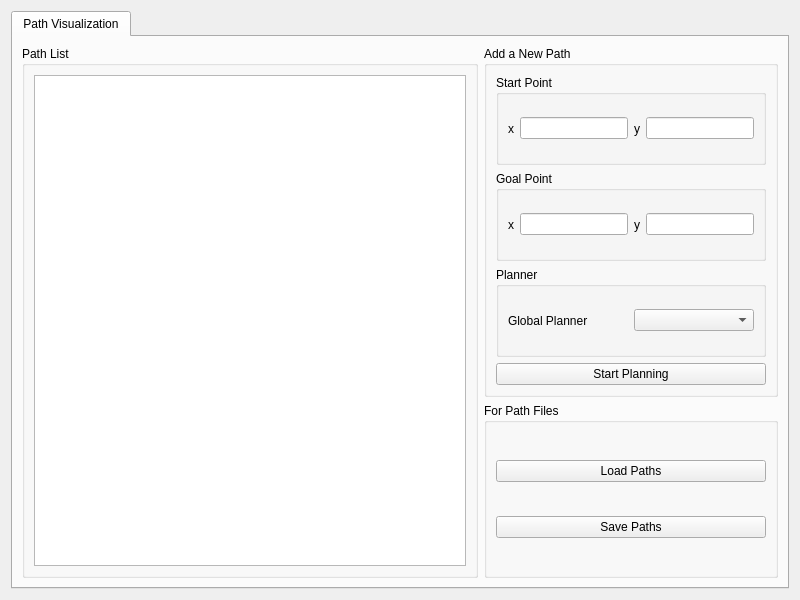
This is src/rviz_plugins/path_visual_plugin/ui/path_visual_plugin.ui in ai-winter/ros_motion_planning_visualizer as Qt 5 draws it before an edit. The edited form follows.
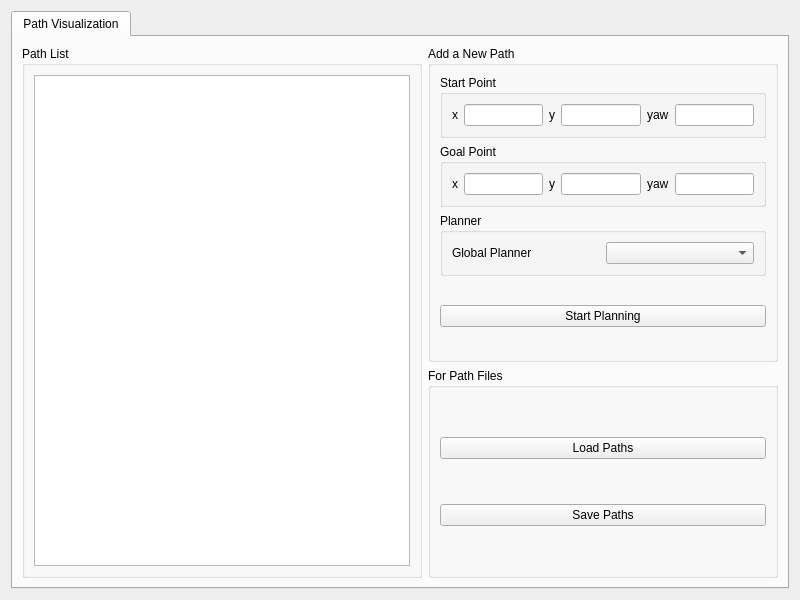
This is the edited form.

```diff
--- a/src/rviz_plugins/path_visual_plugin/ui/path_visual_plugin.ui
+++ b/src/rviz_plugins/path_visual_plugin/ui/path_visual_plugin.ui
@@ -35,6 +35,12 @@
       <layout class="QGridLayout" name="gridLayout_pathVisualization">
        <item row="0" column="0" rowspan="3" colspan="2">
         <widget class="QGroupBox" name="groupBox_list">
+         <property name="sizePolicy">
+          <sizepolicy hsizetype="Preferred" vsizetype="Preferred">
+           <horstretch>0</horstretch>
+           <verstretch>0</verstretch>
+          </sizepolicy>
+         </property>
          <property name="toolTip">
           <string/>
          </property>
@@ -64,17 +70,94 @@
          </layout>
         </widget>
        </item>
+       <item row="2" column="2">
+        <widget class="QGroupBox" name="groupBox_files">
+         <property name="toolTip">
+          <string/>
+         </property>
+         <property name="title">
+          <string>For Path Files</string>
+         </property>
+         <layout class="QVBoxLayout" name="verticalLayout_files">
+          <item>
+           <spacer name="verticalSpacer_3">
+            <property name="orientation">
+             <enum>Qt::Vertical</enum>
+            </property>
+            <property name="sizeHint" stdset="0">
+             <size>
+              <width>20</width>
+              <height>40</height>
+             </size>
+            </property>
+           </spacer>
+          </item>
+          <item>
+           <widget class="QPushButton" name="pushButton_files_load">
+            <property name="toolTip">
+             <string>Load some .json path data files and append them to the path list</string>
+            </property>
+            <property name="text">
+             <string>Load Paths</string>
+            </property>
+           </widget>
+          </item>
+          <item>
+           <spacer name="verticalSpacer_4">
+            <property name="orientation">
+             <enum>Qt::Vertical</enum>
+            </property>
+            <property name="sizeHint" stdset="0">
+             <size>
+              <width>20</width>
+              <height>40</height>
+             </size>
+            </property>
+           </spacer>
+          </item>
+          <item>
+           <widget class="QPushButton" name="pushButton_files_save">
+            <property name="toolTip">
+             <string>Save selected paths data into a .json file</string>
+            </property>
+            <property name="text">
+             <string>Save Paths</string>
+            </property>
+           </widget>
+          </item>
+          <item>
+           <spacer name="verticalSpacer_5">
+            <property name="orientation">
+             <enum>Qt::Vertical</enum>
+            </property>
+            <property name="sizeHint" stdset="0">
+             <size>
+              <width>20</width>
+              <height>40</height>
+             </size>
+            </property>
+           </spacer>
+          </item>
+         </layout>
+        </widget>
+       </item>
        <item row="0" column="2" rowspan="2">
         <widget class="QGroupBox" name="groupBox_add">
          <property name="enabled">
           <bool>true</bool>
          </property>
          <property name="sizePolicy">
-          <sizepolicy hsizetype="Fixed" vsizetype="Preferred">
+          <sizepolicy hsizetype="Preferred" vsizetype="Preferred">
            <horstretch>0</horstretch>
            <verstretch>0</verstretch>
           </sizepolicy>
          </property>
+         <property name="maximumSize">
+          <size>
+           <width>350</width>
+           <height>16777215</height>
+          </size>
+         </property>
          <property name="toolTip">
           <string/>
          </property>
@@ -111,6 +194,16 @@
              <item>
               <widget class="QLineEdit" name="lineEdit_add_start_y"/>
              </item>
+             <item>
+              <widget class="QLabel" name="label_add_start_yaw">
+               <property name="text">
+                <string>yaw</string>
+               </property>
+              </widget>
+             </item>
+             <item>
+              <widget class="QLineEdit" name="lineEdit_add_start_yaw"/>
+             </item>
             </layout>
            </widget>
           </item>
@@ -143,6 +236,16 @@
              <item>
               <widget class="QLineEdit" name="lineEdit_add_goal_y"/>
              </item>
+             <item>
+              <widget class="QLabel" name="label_add_goal_yaw">
+               <property name="text">
+                <string>yaw</string>
+               </property>
+              </widget>
+             </item>
+             <item>
+              <widget class="QLineEdit" name="lineEdit_add_goal_yaw"/>
+             </item>
             </layout>
            </widget>
           </item>
@@ -175,6 +278,19 @@
             </layout>
            </widget>
           </item>
+          <item>
+           <spacer name="verticalSpacer">
+            <property name="orientation">
+             <enum>Qt::Vertical</enum>
+            </property>
+            <property name="sizeHint" stdset="0">
+             <size>
+              <width>20</width>
+              <height>40</height>
+             </size>
+            </property>
+           </spacer>
+          </item>
           <item>
            <widget class="QPushButton" name="pushButton_add_add">
             <property name="toolTip">
@@ -185,37 +301,18 @@
             </property>
            </widget>
           </item>
-         </layout>
-        </widget>
-       </item>
-       <item row="2" column="2">
-        <widget class="QGroupBox" name="groupBox_files">
-         <property name="toolTip">
-          <string/>
-         </property>
-         <property name="title">
-          <string>For Path Files</string>
-         </property>
-         <layout class="QVBoxLayout" name="verticalLayout_files">
           <item>
-           <widget class="QPushButton" name="pushButton_files_load">
-            <property name="toolTip">
-             <string>Load some .json path data files and append them to the path list</string>
+           <spacer name="verticalSpacer_2">
+            <property name="orientation">
+             <enum>Qt::Vertical</enum>
             </property>
-            <property name="text">
-             <string>Load Paths</string>
+            <property name="sizeHint" stdset="0">
+             <size>
+              <width>20</width>
+              <height>40</height>
+             </size>
             </property>
-           </widget>
-          </item>
-          <item>
-           <widget class="QPushButton" name="pushButton_files_save">
-            <property name="toolTip">
-             <string>Save selected paths data into a .json file</string>
-            </property>
-            <property name="text">
-             <string>Save Paths</string>
-            </property>
-           </widget>
+           </spacer>
           </item>
          </layout>
         </widget>
```
